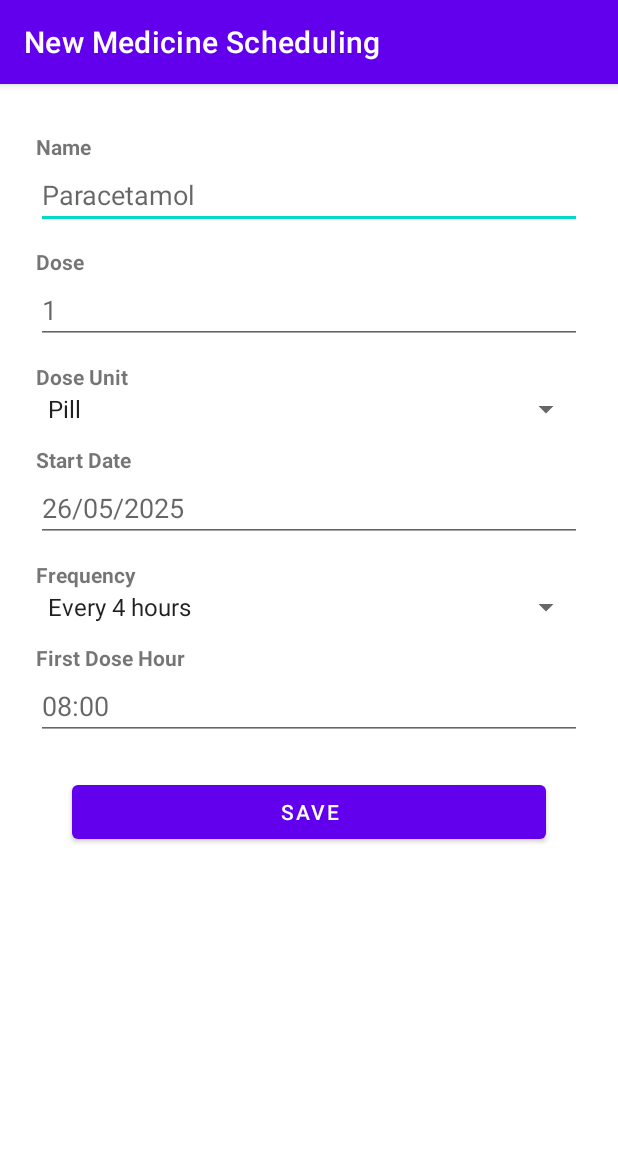
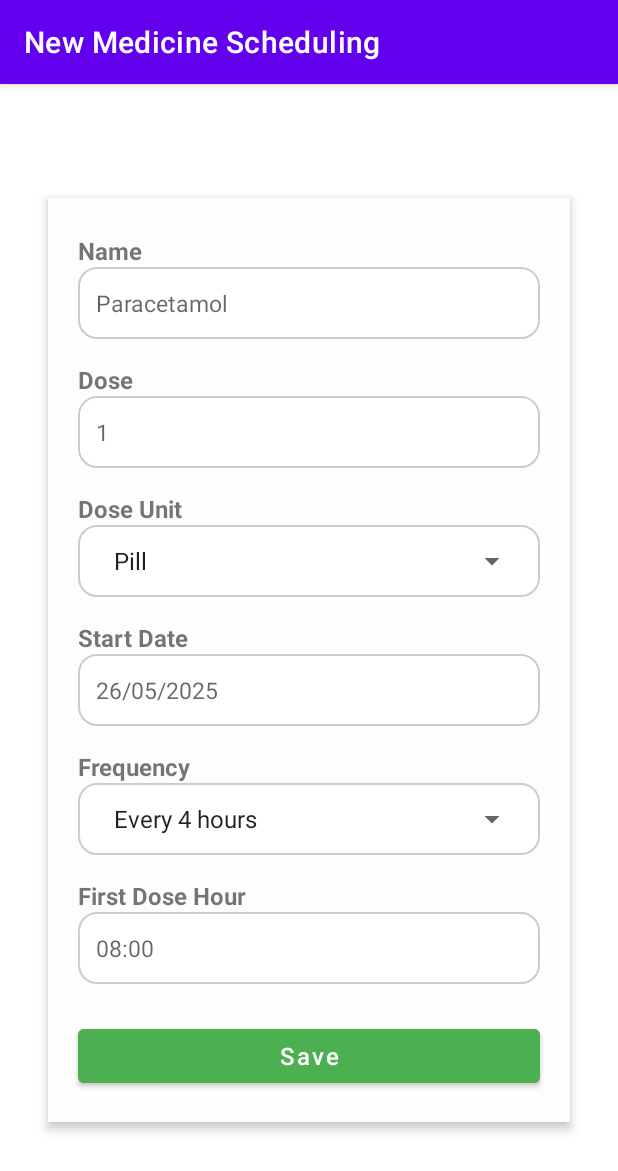
Before and after one commit to GustavoZSin/MedicBuddy, an Android app: the FormMedicineSchedulingActivity screen opened directly, with no data from a screen before it, on a phone screen of 412 x 824 dp. Shown: the top 1171 px of the screen. Run offline under Robolectric (Android 15) with nearby library versions, the phone set to English and light mode, and no system bars.

Commit message:
#STYLE: - Melhoria das interfaces;

```diff
--- a/app/src/main/res/layout/activity_medicine_scheduling.xml
+++ b/app/src/main/res/layout/activity_medicine_scheduling.xml
@@ -3,106 +3,150 @@
     android:id="@+id/main"
     android:layout_width="match_parent"
     android:layout_height="match_parent"
-    android:padding="16dp">
+    android:padding="24dp">
 
     <LinearLayout
         android:layout_width="match_parent"
         android:layout_height="wrap_content"
+        android:layout_gravity="center"
+        android:layout_margin="8dp"
+        android:background="#FDFDFD"
+        android:backgroundTint="#FDFDFD"
+        android:clipToPadding="false"
+        android:elevation="4dp"
         android:orientation="vertical"
-        android:layout_margin="8dp">
+        android:padding="20dp">
 
         <!-- Nome -->
         <TextView
             android:layout_width="match_parent"
             android:layout_height="wrap_content"
             android:text="Name"
-            android:textStyle="bold"
-            android:layout_marginTop="8dp" />
+            android:layout_marginTop="4dp"
+            android:textSize="16sp"
+            android:textStyle="bold" />
 
         <EditText
             android:id="@+id/activity_medicine_scheduling_medicine_name"
             android:layout_width="match_parent"
-            android:layout_height="wrap_content"
+            android:layout_height="48dp"
+            android:background="@drawable/edit_text_background"
+            android:hint="Paracetamol"
             android:inputType="textPersonName"
-            android:hint="Paracetamol" />
+            android:padding="12dp"
+            android:textSize="15sp" />
 
         <!-- Dose -->
         <TextView
             android:layout_width="match_parent"
             android:layout_height="wrap_content"
             android:text="Dose"
-            android:textStyle="bold"
-            android:layout_marginTop="12dp" />
+            android:layout_marginTop="16dp"
+            android:textSize="16sp"
+            android:textStyle="bold" />
 
         <EditText
             android:id="@+id/activity_medicine_scheduling_medicine_dose"
             android:layout_width="match_parent"
-            android:layout_height="wrap_content"
+            android:layout_height="48dp"
+            android:background="@drawable/edit_text_background"
+            android:hint="1"
             android:inputType="numberDecimal"
-            android:hint="1" />
+            android:padding="12dp"
+            android:textSize="15sp" />
 
         <!-- Unidade da Dose -->
         <TextView
             android:layout_width="match_parent"
             android:layout_height="wrap_content"
             android:text="Dose Unit"
-            android:textStyle="bold"
-            android:layout_marginTop="12dp" />
+            android:layout_marginTop="16dp"
+            android:textSize="16sp"
+            android:textStyle="bold" />
 
-        <Spinner
-            android:id="@+id/activity_medicine_scheduling_medicine_dose_unit"
+        <RelativeLayout
             android:layout_width="match_parent"
-            android:layout_height="wrap_content" />
+            android:layout_height="wrap_content"
+            android:background="@drawable/edit_text_background"
+            android:padding="8dp">
+
+            <Spinner
+                android:id="@+id/activity_medicine_scheduling_medicine_dose_unit"
+                style="@style/Widget.AppCompat.DropDownItem.Spinner"
+                android:layout_width="match_parent"
+                android:layout_height="32dp" />
+        </RelativeLayout>
 
         <!-- Data de Início -->
         <TextView
             android:layout_width="match_parent"
             android:layout_height="wrap_content"
             android:text="Start Date"
-            android:textStyle="bold"
-            android:layout_marginTop="12dp" />
+            android:layout_marginTop="16dp"
+            android:textSize="16sp"
+            android:textStyle="bold" />
 
         <EditText
             android:id="@+id/activity_medicine_scheduling_medicine_start_date"
             android:layout_width="match_parent"
-            android:layout_height="wrap_content"
+            android:layout_height="48dp"
             android:hint="26/05/2025"
-            android:inputType="date" />
+            android:background="@drawable/edit_text_background"
+            android:inputType="date"
+            android:padding="12dp"
+            android:textSize="15sp" />
 
         <!-- Frequência -->
         <TextView
             android:layout_width="match_parent"
             android:layout_height="wrap_content"
             android:text="Frequency"
-            android:textStyle="bold"
-            android:layout_marginTop="12dp" />
+            android:layout_marginTop="16dp"
+            android:textSize="16sp"
+            android:textStyle="bold" />
 
-        <Spinner
-            android:id="@+id/activity_medicine_scheduling_medicine_frequency"
+        <RelativeLayout
             android:layout_width="match_parent"
-            android:layout_height="wrap_content" />
+            android:layout_height="wrap_content"
+            android:background="@drawable/edit_text_background"
+            android:padding="8dp">
+
+            <Spinner
+                android:id="@+id/activity_medicine_scheduling_medicine_frequency"
+                style="@style/Widget.AppCompat.DropDownItem.Spinner"
+                android:layout_width="match_parent"
+                android:layout_height="32dp" />
+        </RelativeLayout>
 
         <!-- Hora da Primeira Dose -->
         <TextView
             android:layout_width="match_parent"
             android:layout_height="wrap_content"
             android:text="First Dose Hour"
-            android:textStyle="bold"
-            android:layout_marginTop="12dp" />
+            android:layout_marginTop="16dp"
+            android:textSize="16sp"
+            android:textStyle="bold" />
 
         <EditText
             android:id="@+id/activity_medicine_scheduling_medicine_first_dose_hour"
             android:layout_width="match_parent"
-            android:layout_height="wrap_content"
+            android:layout_height="48dp"
             android:hint="08:00"
-            android:inputType="datetime"/>
+            android:background="@drawable/edit_text_background"
+            android:inputType="datetime"
+            android:padding="12dp"
+            android:textSize="15sp" />
 
         <!-- Botão -->
         <Button
             android:id="@+id/button_save"
             android:layout_width="match_parent"
             android:layout_height="wrap_content"
+            android:layout_marginTop="24dp"
+            android:backgroundTint="#4CAF50"
             android:text="Save"
-            android:layout_margin="24dp" />
+            android:textAllCaps="false"
+            android:textColor="#FFFFFF"
+            android:textSize="16sp" />
     </LinearLayout>
 </ScrollView>
```
Also changed, not shown: app/src/main/res/layout/fragment_my_pharmacy.xml (+40 -28 lines), app/src/main/res/layout/fragment_my_reminders.xml (+23 -19 lines).
